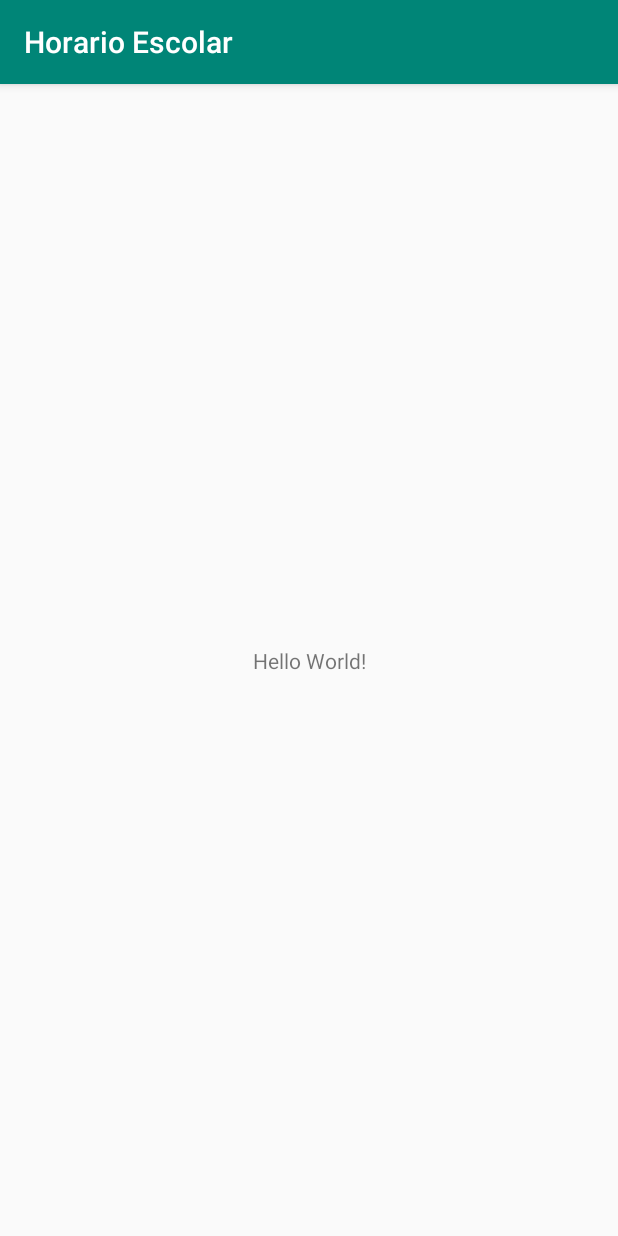
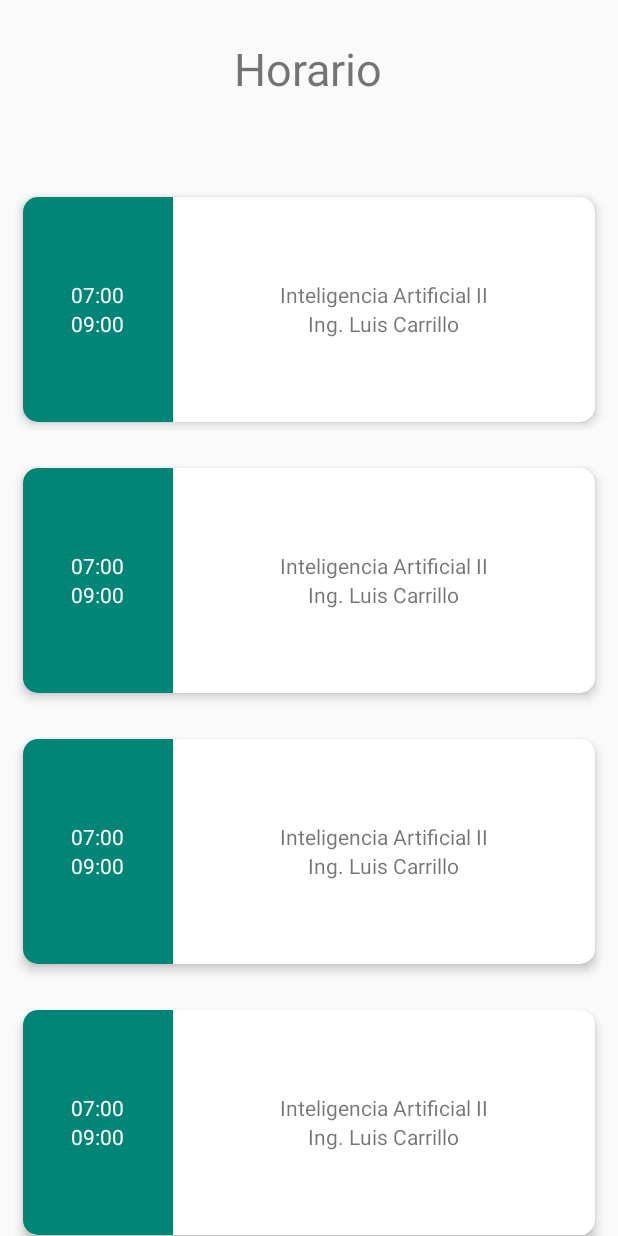
Before and after one commit to israteneda/HorarioEscolar, an Android app: the screen it shows after launch (MainActivity), on a phone screen of 412 x 824 dp. Run offline under Robolectric (Android 15) with nearby library versions, the phone set to English and light mode, and no system bars.

Commit message:
ReclyclerView añadido

```diff
--- a/app/build.gradle
+++ b/app/build.gradle
@@ -32,4 +32,6 @@ dependencies {
     testImplementation 'junit:junit:4.12'
     androidTestImplementation 'androidx.test.ext:junit:1.1.0'
     androidTestImplementation 'androidx.test.espresso:espresso-core:3.1.1'
+    implementation 'androidx.recyclerview:recyclerview:1.1.0'
+    implementation 'androidx.cardview:cardview:1.0.0'
 }
--- a/app/src/main/AndroidManifest.xml
+++ b/app/src/main/AndroidManifest.xml
@@ -9,7 +9,8 @@
         android:roundIcon="@mipmap/ic_launcher_round"
         android:supportsRtl="true"
         android:theme="@style/AppTheme">
-        <activity android:name=".MainActivity">
+        <activity android:name=".MainActivity"
+            android:screenOrientation="portrait">
             <intent-filter>
                 <action android:name="android.intent.action.MAIN" />
 
--- /dev/null
+++ b/app/src/main/java/com/israteneda/horarioescolar/ListAdapter.kt
@@ -0,0 +1,23 @@
+package com.israteneda.horarioescolar
+
+import android.view.LayoutInflater
+import android.view.ViewGroup
+import androidx.recyclerview.widget.RecyclerView
+import com.israteneda.horarioescolar.models.Subject
+
+class ListAdapter(private val list: List<Subject>)
+    : RecyclerView.Adapter<SubjectViewHolder>() {
+
+    override fun onCreateViewHolder(parent: ViewGroup, viewType: Int): SubjectViewHolder {
+        val inflater = LayoutInflater.from(parent.context)
+        return SubjectViewHolder(inflater, parent)
+    }
+
+    override fun onBindViewHolder(holder: SubjectViewHolder, position: Int) {
+        val movie: Subject = list[position]
+        holder.bind(movie)
+    }
+
+    override fun getItemCount(): Int = list.size
+
+}
--- a/app/src/main/java/com/israteneda/horarioescolar/MainActivity.kt
+++ b/app/src/main/java/com/israteneda/horarioescolar/MainActivity.kt
@@ -3,10 +3,6 @@ package com.israteneda.horarioescolar
 import androidx.appcompat.app.AppCompatActivity
 import android.os.Bundle
 
-class MainActivity : AppCompatActivity() {
-
-    override fun onCreate(savedInstanceState: Bundle?) {
-        super.onCreate(savedInstanceState)
-        setContentView(R.layout.activity_main)
-    }
+class MainActivity : SingleFragmentActivity() {
+    override fun createFragment() = MainFragment.newInstance()
 }
--- /dev/null
+++ b/app/src/main/java/com/israteneda/horarioescolar/MainFragment.kt
@@ -0,0 +1,50 @@
+package com.israteneda.horarioescolar
+
+import android.os.Bundle
+import android.view.LayoutInflater
+import android.view.View
+import android.view.ViewGroup
+import android.widget.LinearLayout
+import androidx.fragment.app.Fragment
+import androidx.recyclerview.widget.LinearLayoutManager
+import com.israteneda.horarioescolar.models.Subject
+import kotlinx.android.synthetic.main.fragment_main.*
+
+class MainFragment : Fragment() {
+
+    private val mSubjects = listOf(
+        Subject("07:00", "09:00", "Inteligencia Artificial II", "Ing. Luis Carrillo"),
+        Subject("07:00", "09:00", "Inteligencia Artificial II", "Ing. Luis Carrillo"),
+        Subject("07:00", "09:00", "Inteligencia Artificial II", "Ing. Luis Carrillo"),
+        Subject("07:00", "09:00", "Inteligencia Artificial II", "Ing. Luis Carrillo"),
+        Subject("07:00", "09:00", "Inteligencia Artificial II", "Ing. Luis Carrillo")
+    )
+
+    override fun onCreate(savedInstanceState: Bundle?) {
+        super.onCreate(savedInstanceState)
+        retainInstance = true
+    }
+
+    // inflate your view here
+    override fun onCreateView(inflater: LayoutInflater,
+                              container: ViewGroup?,
+                              savedInstanceState: Bundle?): View? =
+        inflater.inflate(R.layout.fragment_main, container, false)
+
+
+    // Wait until your View is guaranteed not null to grab View elements
+    override fun onViewCreated(view: View, savedInstanceState: Bundle?) {
+        super.onViewCreated(view, savedInstanceState)
+        rv_list_subjects.apply {
+            // set a LinearLayoutManager to handle Android
+            // RecyclerView behavior
+            layoutManager = LinearLayoutManager(activity)
+            // set the custom adapter to the RecyclerView
+            adapter = ListAdapter(mSubjects)
+        }
+    }
+
+    companion object {
+        fun newInstance() = MainFragment()
+    }
+}
--- /dev/null
+++ b/app/src/main/java/com/israteneda/horarioescolar/SingleFragmentActivity.kt
@@ -0,0 +1,33 @@
+package com.israteneda.horarioescolar
+
+import android.os.Bundle
+import androidx.annotation.LayoutRes
+import androidx.appcompat.app.AppCompatActivity
+import androidx.fragment.app.Fragment
+
+abstract class SingleFragmentActivity: AppCompatActivity() {
+
+    private val layoutResId: Int
+        @LayoutRes
+        get() = R.layout.activity_fragment
+
+    protected abstract fun createFragment(): Fragment
+
+    override fun onCreate(savedInstanceState: Bundle?) {
+        super.onCreate(savedInstanceState)
+
+        setContentView(layoutResId)
+
+        val fm = supportFragmentManager
+        var fragment = fm.findFragmentById(R.id.fragment_container)
+
+        // ensures fragments already created will not be created
+        if (fragment == null) {
+            fragment = createFragment()
+            // create and commit a fragment transaction
+            fm.beginTransaction()
+                .add(R.id.fragment_container, fragment)
+                .commit()
+        }
+    }
+}
--- /dev/null
+++ b/app/src/main/java/com/israteneda/horarioescolar/SubjectViewHolder.kt
@@ -0,0 +1,31 @@
+package com.israteneda.horarioescolar
+
+import android.view.LayoutInflater
+import android.view.ViewGroup
+import android.widget.TextView
+import androidx.recyclerview.widget.RecyclerView
+import com.israteneda.horarioescolar.models.Subject
+
+class SubjectViewHolder(inflater: LayoutInflater, parent: ViewGroup) :
+    RecyclerView.ViewHolder(inflater.inflate(R.layout.subject_card_view_item, parent, false)) {
+
+    private var mInitTimeView: TextView? = null
+    private var mEndTimeView: TextView? = null
+    private var mNameSubjectView: TextView? = null
+    private var mTeacherView: TextView? = null
+
+    init {
+        mInitTimeView = itemView.findViewById(R.id.tv_init_time)
+        mEndTimeView = itemView.findViewById(R.id.tv_end_time)
+        mNameSubjectView = itemView.findViewById(R.id.tv_subject_name)
+        mTeacherView = itemView.findViewById(R.id.tv_teacher)
+    }
+
+    fun bind(subject: Subject) {
+        mInitTimeView?.text = subject.initTime
+        mEndTimeView?.text = subject.endTime
+        mNameSubjectView?.text = subject.name
+        mTeacherView?.text = subject.teacher
+    }
+
+}
--- /dev/null
+++ b/app/src/main/java/com/israteneda/horarioescolar/models/Subject.kt
@@ -0,0 +1,3 @@
+package com.israteneda.horarioescolar.models
+
+data class Subject(val initTime: String, val endTime: String, val name: String, val teacher: String)
--- /dev/null
+++ b/app/src/main/res/layout/activity_fragment.xml
@@ -0,0 +1,7 @@
+<?xml version="1.0" encoding="utf-8"?>
+<FrameLayout xmlns:android="http://schemas.android.com/apk/res/android"
+    android:id="@+id/fragment_container"
+    android:layout_width="match_parent"
+    android:layout_height="match_parent">
+
+</FrameLayout>
--- a/app/src/main/res/layout/activity_main.xml
+++ /dev/null
@@ -1,18 +0,0 @@
-<?xml version="1.0" encoding="utf-8"?>
-<androidx.constraintlayout.widget.ConstraintLayout xmlns:android="http://schemas.android.com/apk/res/android"
-    xmlns:app="http://schemas.android.com/apk/res-auto"
-    xmlns:tools="http://schemas.android.com/tools"
-    android:layout_width="match_parent"
-    android:layout_height="match_parent"
-    tools:context=".MainActivity">
-
-    <TextView
-        android:layout_width="wrap_content"
-        android:layout_height="wrap_content"
-        android:text="Hello World!"
-        app:layout_constraintBottom_toBottomOf="parent"
-        app:layout_constraintLeft_toLeftOf="parent"
-        app:layout_constraintRight_toRightOf="parent"
-        app:layout_constraintTop_toTopOf="parent" />
-
-</androidx.constraintlayout.widget.ConstraintLayout>
--- /dev/null
+++ b/app/src/main/res/layout/fragment_main.xml
@@ -0,0 +1,28 @@
+<?xml version="1.0" encoding="utf-8"?>
+<RelativeLayout xmlns:android="http://schemas.android.com/apk/res/android"
+    xmlns:app="http://schemas.android.com/apk/res-auto"
+    xmlns:tools="http://schemas.android.com/tools"
+    android:layout_width="match_parent"
+    android:layout_height="match_parent"
+    tools:context=".MainActivity">
+
+    <TextView
+        android:id="@+id/horario_textview"
+        android:layout_width="wrap_content"
+        android:layout_height="wrap_content"
+        android:layout_centerHorizontal="true"
+        android:layout_marginTop="25dp"
+        android:text="@string/horario"
+        android:textSize="30sp" />
+
+    <androidx.recyclerview.widget.RecyclerView
+        android:id="@+id/rv_list_subjects"
+        android:layout_width="match_parent"
+        android:layout_height="560dp"
+        android:layout_below="@+id/horario_textview"
+        android:layout_alignParentBottom="true"
+        android:layout_marginTop="50dp"
+        android:layout_marginBottom="0dp"
+        app:layout_constraintTop_toBottomOf="@+id/horario_textview" />
+
+</RelativeLayout>
--- /dev/null
+++ b/app/src/main/res/layout/subject_card_view_item.xml
@@ -0,0 +1,60 @@
+<?xml version="1.0" encoding="utf-8"?>
+<androidx.cardview.widget.CardView xmlns:android="http://schemas.android.com/apk/res/android"
+    xmlns:app="http://schemas.android.com/apk/res-auto"
+    android:layout_width="match_parent"
+    android:layout_height="150dp"
+    android:layout_margin="15dp"
+    app:cardCornerRadius="10dp"
+    app:cardElevation="4dp">
+
+    <LinearLayout
+        android:layout_width="match_parent"
+        android:layout_height="wrap_content"
+        android:orientation="horizontal">
+
+        <LinearLayout
+            android:layout_width="100dp"
+            android:layout_height="150dp"
+            android:background="@color/colorPrimary"
+            android:gravity="center"
+            android:orientation="vertical">
+
+            <TextView
+                android:id="@+id/tv_init_time"
+                android:layout_width="wrap_content"
+                android:layout_height="wrap_content"
+                android:text="07:00"
+                android:textColor="@android:color/white"></TextView>
+
+            <TextView
+                android:id="@+id/tv_end_time"
+                android:layout_width="wrap_content"
+                android:layout_height="wrap_content"
+                android:text="09:00"
+                android:textColor="@android:color/white"></TextView>
+
+        </LinearLayout>
+
+        <LinearLayout
+            android:layout_width="match_parent"
+            android:layout_height="150dp"
+            android:gravity="center"
+            android:orientation="vertical">
+
+            <TextView
+                android:id="@+id/tv_subject_name"
+                android:layout_width="wrap_content"
+                android:layout_height="wrap_content"
+                android:text="Liderazgo"></TextView>
+
+            <TextView
+                android:id="@+id/tv_teacher"
+                android:layout_width="wrap_content"
+                android:layout_height="wrap_content"
+                android:text="Ing. Balsa Pamba"></TextView>
+
+        </LinearLayout>
+
+    </LinearLayout>
+
+</androidx.cardview.widget.CardView>
--- a/app/src/main/res/values/strings.xml
+++ b/app/src/main/res/values/strings.xml
@@ -1,3 +1,4 @@
 <resources>
     <string name="app_name">Horario Escolar</string>
+    <string name="horario">Horario</string>
 </resources>
--- a/app/src/main/res/values/styles.xml
+++ b/app/src/main/res/values/styles.xml
@@ -1,7 +1,7 @@
 <resources>
 
     <!-- Base application theme. -->
-    <style name="AppTheme" parent="Theme.AppCompat.Light.DarkActionBar">
+    <style name="AppTheme" parent="Theme.AppCompat.Light.NoActionBar">
         <!-- Customize your theme here. -->
         <item name="colorPrimary">@color/colorPrimary</item>
         <item name="colorPrimaryDark">@color/colorPrimaryDark</item>
--- a/build.gradle
+++ b/build.gradle
@@ -8,7 +8,7 @@ buildscript {
 
     }
     dependencies {
-        classpath 'com.android.tools.build:gradle:3.5.3'
+        classpath 'com.android.tools.build:gradle:3.6.1'
         classpath "org.jetbrains.kotlin:kotlin-gradle-plugin:$kotlin_version"
         // NOTE: Do not place your application dependencies here; they belong
         // in the individual module build.gradle files
```
Also changed, not shown: gradle/wrapper/gradle-wrapper.properties, 1 other file.
